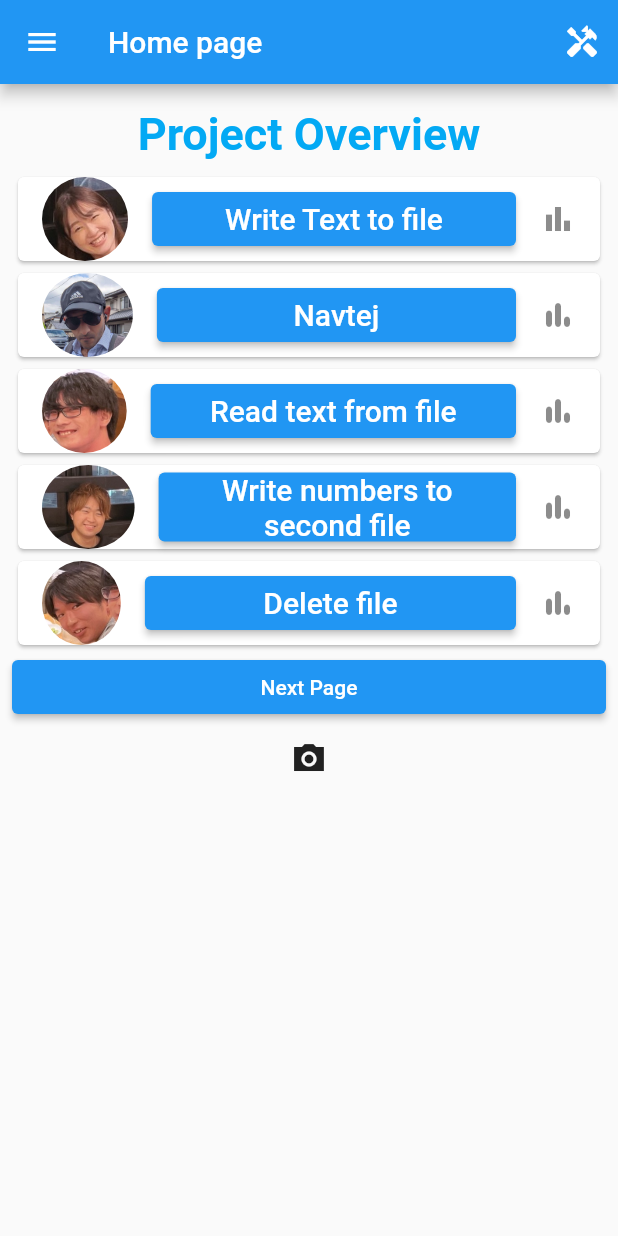
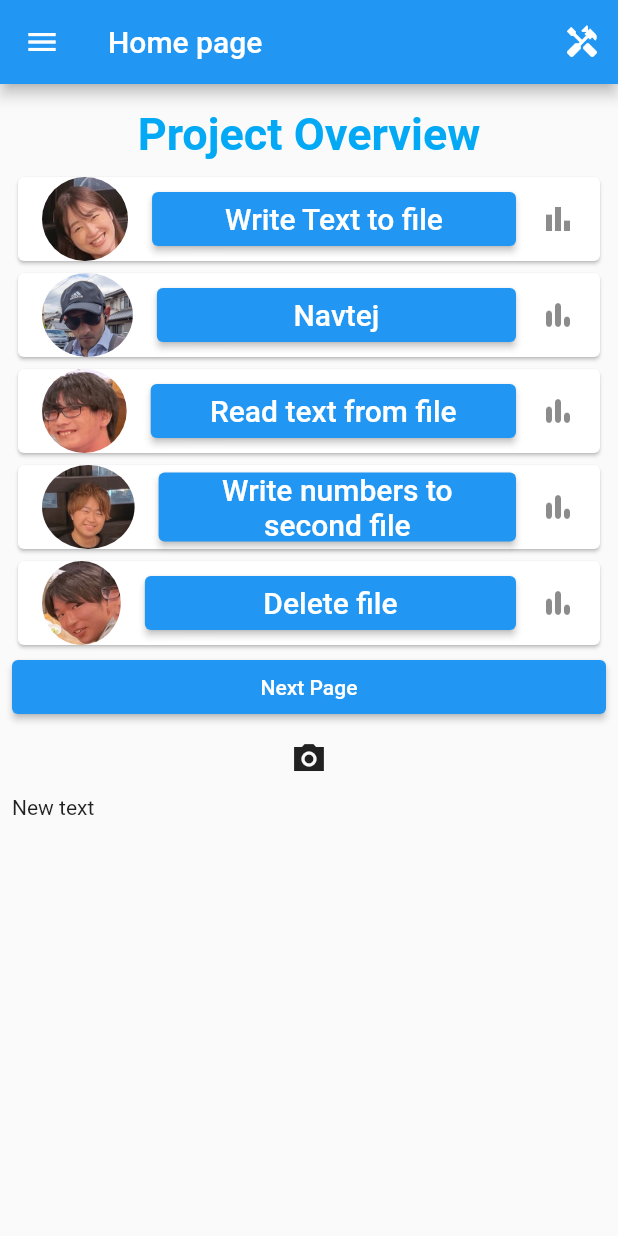
Before and after one commit to jyashi/project_management, a Flutter app: the screen it shows after launch, after a tap on "Next Page", on a phone screen of 412 x 824 dp. Run offline on Flutter 3.47's test engine with Material 2 defaults, Android fonts, the phone set to English and light mode, and no system bars; our stand-ins replace camera, dio, image_gallery_saver, permission_handler, sensors_plus, syncfusion_flutter_charts; missing offline and left inert: app_settings.

```diff
--- a/lib/home_page.dart
+++ b/lib/home_page.dart
@@ -166,6 +166,10 @@ class _MyBodyTextState extends State<MyBodyText> {
           ),
           ElevatedButton(
             onPressed: () async {
+              setState(() {
+                bodyText = "New text";
+              });
+
               print("CLICKED");
             },
             child: const Text("Next Page"),
@@ -177,11 +181,12 @@ class _MyBodyTextState extends State<MyBodyText> {
                 final lastCamera = cameras.last;
                 Navigator.of(context).push(MaterialPageRoute(
                     builder: (context) => TakePictureScreen(
-                          camera: lastCamera,
+                          camera: firstCamera,
                         )));
               },
               icon: Icon(Icons.camera_alt_sharp)),
 
+          Text("$bodyText"),
           // Image.file(File(
           // "/data/user/0/com.example.flutter_application_1/cache/CAP2326513956949563262.jpg")),
         ],
--- a/lib/nav_sempai_backend.dart
+++ b/lib/nav_sempai_backend.dart
@@ -6,7 +6,6 @@ import 'package:path/path.dart' as p;
 import 'package:camera/camera.dart';
 import 'package:flutter/material.dart';
 import 'nav_camera_page.dart';
-
 
 /*
 - Writes string value to a text or JSON file.
--- a/lib/navtej.dart
+++ b/lib/navtej.dart
@@ -131,6 +131,7 @@ class _SensorDataBodyState extends State<SensorDataBody> {
                     CounterStorage();
                     @override
                     Widget build(BuildContext context) {
+                      print("Returning X value");
                       return Center(child: Text("$x"));
                     }
                   });
```
Also changed, not shown: lib/main.dart (+0 -9 lines), lib/nav_camera_page.dart (+22 -17 lines), 3 other files.
